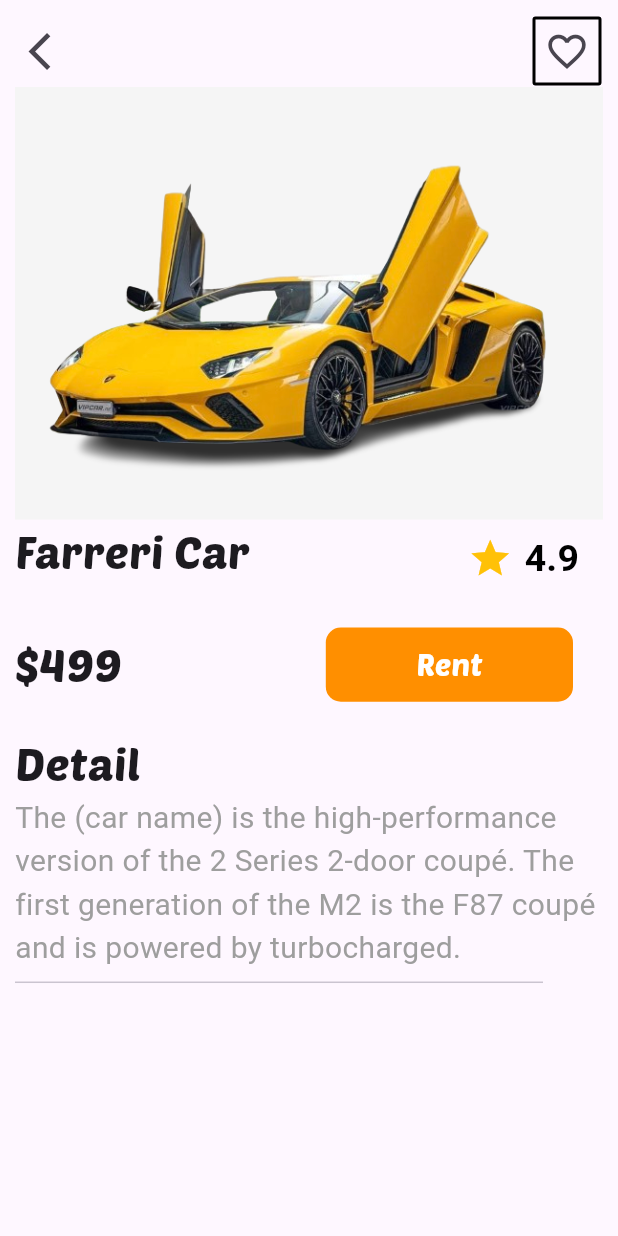
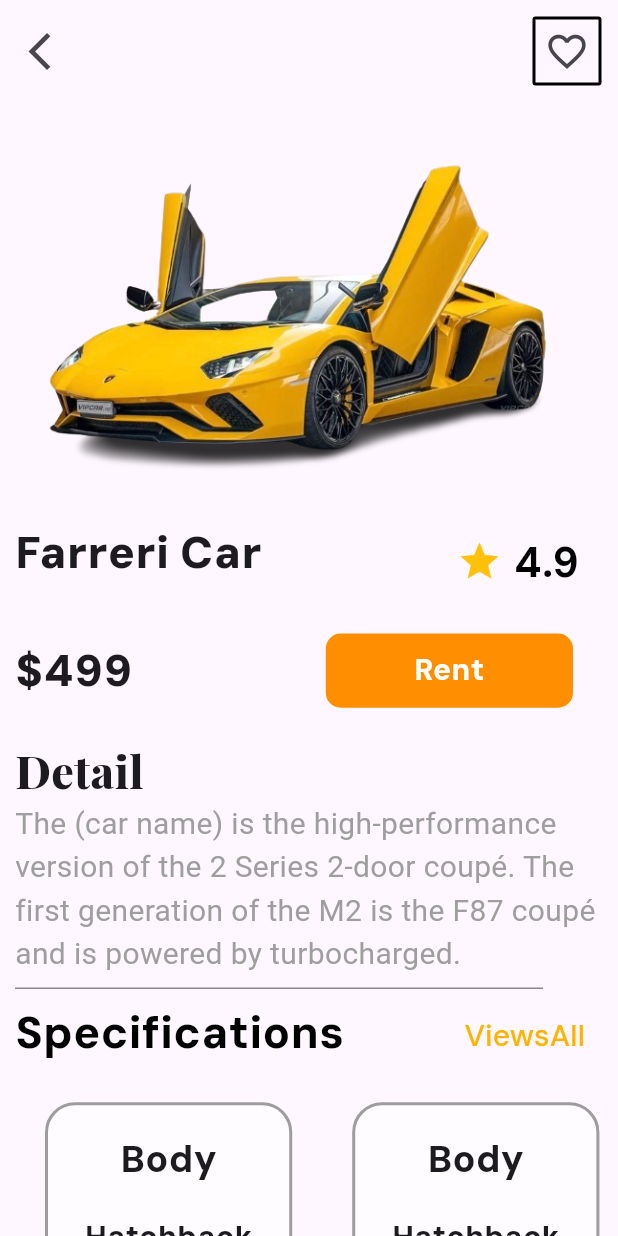
Before and after one commit to MobrilzPvtLtd/LocaFri-Fullter, a Flutter app: the Product_detail screen opened directly, on a phone screen of 412 x 824 dp. Run offline on Flutter 3.47's test engine with Material 3 defaults, Android fonts, the phone set to English and light mode, and no system bars; our stand-ins replace webview_flutter; missing offline and left inert: dart:ffi, webview_flutter_android, webview_flutter_wkwebview.

Commit message:
first commit

```diff
--- a/lib/screen/Productdetails/productdetail.dart
+++ b/lib/screen/Productdetails/productdetail.dart
@@ -1,5 +1,7 @@
 import 'dart:ui';
 
+import 'package:carapp/screen/Productdetails/Specification_page.dart';
+import 'package:carapp/widget/section.dart';
 import 'package:flutter/material.dart';
 import 'package:flutter/widgets.dart';
 
@@ -16,14 +18,17 @@ class _Product_detailState extends State<Product_detail> {
     final height = MediaQuery.of(context).size.height;
     final width = MediaQuery.of(context).size.width;
     return Scaffold(
-        body: SafeArea(
+        body: SingleChildScrollView(
+      child: SafeArea(
         minimum: EdgeInsets.all(10),
         child: Column(crossAxisAlignment: CrossAxisAlignment.start, children: [
           Row(
             mainAxisAlignment: MainAxisAlignment.spaceBetween,
             children: [
               IconButton(
-                onPressed: () {},
+                  onPressed: () {
+                    Navigator.pop(context);
+                  },
                   icon: const Icon(
                     Icons.arrow_back_ios,
                     size: 30,
@@ -45,8 +50,7 @@ class _Product_detailState extends State<Product_detail> {
           Container(
             height: height * 0.35,
             width: width,
-          decoration: BoxDecoration(
-            color: Colors.grey[100],
+            decoration: const BoxDecoration(
               image: DecorationImage(
                   image: AssetImage("assets/images/farrericar.png")),
               // backgroundBlendMode: BlendMode.color
@@ -58,7 +62,10 @@ class _Product_detailState extends State<Product_detail> {
             children: [
               const Text(
                 "Farreri Car",
-              style: TextStyle(fontSize: 30, fontFamily: "PostsenOne"),
+                style: TextStyle(
+                    fontSize: 30,
+                    fontFamily: "DMSans",
+                    fontWeight: FontWeight.w900),
               ),
               TextButton.icon(
                   onPressed: () {},
@@ -70,8 +77,9 @@ class _Product_detailState extends State<Product_detail> {
                   label: const Text(
                     "4.9",
                     style: TextStyle(
-                    fontSize: 25,
+                      fontSize: 28,
                       color: Colors.black,
+                      fontFamily: "DMSans",
                       fontWeight: FontWeight.bold,
                     ),
                   ))
@@ -83,7 +91,10 @@ class _Product_detailState extends State<Product_detail> {
             children: [
               const Text(
                 "\$499",
-              style: TextStyle(fontSize: 30, fontFamily: "PostsenOne"),
+                style: TextStyle(
+                    fontSize: 30,
+                    fontFamily: "DMSans",
+                    fontWeight: FontWeight.w900),
               ),
               GestureDetector(
                 onTap: () {
@@ -102,8 +113,9 @@ class _Product_detailState extends State<Product_detail> {
                       "Rent",
                       style: TextStyle(
                           color: Colors.white,
-                        fontFamily: "PostsenOne",
-                        fontSize: 20),
+                          fontFamily: "DMSans",
+                          fontSize: 20,
+                          fontWeight: FontWeight.w800),
                     ),
                   ),
                 ),
@@ -112,20 +124,71 @@ class _Product_detailState extends State<Product_detail> {
           ),
           const Text(
             "Detail",
-          style: TextStyle(fontSize: 30, fontFamily: "PostsenOne"),
+            style: TextStyle(
+                fontSize: 30,
+                fontFamily: "PlayfairDisplay",
+                fontWeight: FontWeight.w800),
           ),
-        const Text(
+          Text(
             "The (car name) is the high-performance version of the 2 Series 2-door coupé. The first generation of the M2 is the F87 coupé and is powered by turbocharged.",
-          style: TextStyle(fontSize: 20,color: Colors.grey),
+            style: TextStyle(fontSize: 20, color: Colors.grey[500]),
           ),
-
-       const  Divider(
+          const Divider(
+            color: Colors.black45,
             endIndent: 40,
           ),
-
-
-
+          SectionWidget(
+              onpressed: () {
+                Navigator.push(
+                    context,
+                    MaterialPageRoute(
+                        builder: (context) => const Specifications_page()));
+              },
+              fontWeight: FontWeight.w800,
+              fontSize: 30,
+              leadingText: "Specifications",
+              ButtonText: "ViewsAll",
+              FontFamily: "DMSans"),
+          SizedBox(
+            height: height * 0.20,
+            width: width,
+            child: ListView.builder(
+              scrollDirection: Axis.horizontal,
+              itemCount: 3,
+              itemBuilder: (context, index) {
+                return Container(
+                  margin: const EdgeInsets.all(20),
+                  height: height * 0.15,
+                  width: width * 0.40,
+                  decoration: BoxDecoration(
+                      borderRadius: BorderRadius.circular(20),
+                      color: Colors.white60,
+                      border: Border.all(
+                        color: Colors.black38,
+                        width: 2,
+                      )),
+                  child: const Column(
+                    mainAxisAlignment: MainAxisAlignment.spaceEvenly,
+                    crossAxisAlignment: CrossAxisAlignment.center,
+                    children: [
+                      Text("Body",
+                          style: TextStyle(
+                              fontSize: 25,
+                              fontFamily: "DMSans",
+                              fontWeight: FontWeight.w800)),
+                      Text("Hatchback",
+                          style: TextStyle(
+                              fontSize: 20,
+                              fontFamily: "DMSans",
+                              fontWeight: FontWeight.w800)),
+                    ],
+                  ),
+                );
+              },
+            ),
+          )
         ]),
+      ),
     ));
   }
 }
--- a/lib/widget/section.dart
+++ b/lib/widget/section.dart
@@ -1,10 +1,16 @@
+import 'dart:ffi';
+
 import 'package:flutter/material.dart';
 
 class SectionWidget extends StatelessWidget {
   const SectionWidget(
-      {super.key, required this.leadingText, required this.ButtonText});
+      {super.key, required this.leadingText, required this.ButtonText, required this.FontFamily, required this.fontSize, this.fontWeight, this.onpressed});
   final String leadingText;
   final String ButtonText;
+  final String FontFamily;
+  final double fontSize;
+  final FontWeight? fontWeight;
+  final void Function()? onpressed;
 
   @override
   Widget build(BuildContext context) {
@@ -14,17 +20,17 @@ class SectionWidget extends StatelessWidget {
       children: [
         Text(
           leadingText,
-          style: const TextStyle(
-              fontSize: 20, color: Colors.black, fontFamily: "Postsenone"),
+          style:  TextStyle(
+              fontSize: fontSize, color: Colors.black, fontFamily: FontFamily,fontWeight: fontWeight),
         ),
         TextButton(
-            onPressed: () {},
+            onPressed: onpressed,
             child: Text(
               ButtonText,
               style: TextStyle(
                   fontSize: 20,
                   color: Colors.amber[600],
-                  fontFamily: "PostsenOne"),
+                  fontFamily: FontFamily ),
             ))
       ],
     );
```
Also changed, not shown: lib/main.dart (+6 -2 lines), lib/screen/Productdetails/Specification_page.dart (added, +115 -0 lines), lib/screen/account_info/edit_user_detail.dart (added, +106 -0 lines), lib/screen/auth/Profile/profile.dart (added, +40 -0 lines), lib/screen/auth/Profile/user_detail.dart (added, +15 -0 lines), lib/screen/auth/sign_in/sign_in.dart (+12 -7 lines), lib/screen/auth/sign_up/sign_up.dart (+7 -4 lines), lib/screen/customer_detail/customer_detail_one.dart (added, +37 -0 lines), lib/screen/home/carlist.dart (+7 -1 lines), lib/screen/home/home.dart (+16 -5 lines), lib/widget/profile_button.dart (added, +44 -0 lines), pubspec.yaml (+9 -4 lines), assets/fonts/DMSans-VariableFont_opsz,wght.ttf (added), assets/fonts/PlayfairDisplay-Bold.ttf (added), 1 more files. Lines whose indentation alone changed are shown as unchanged.
